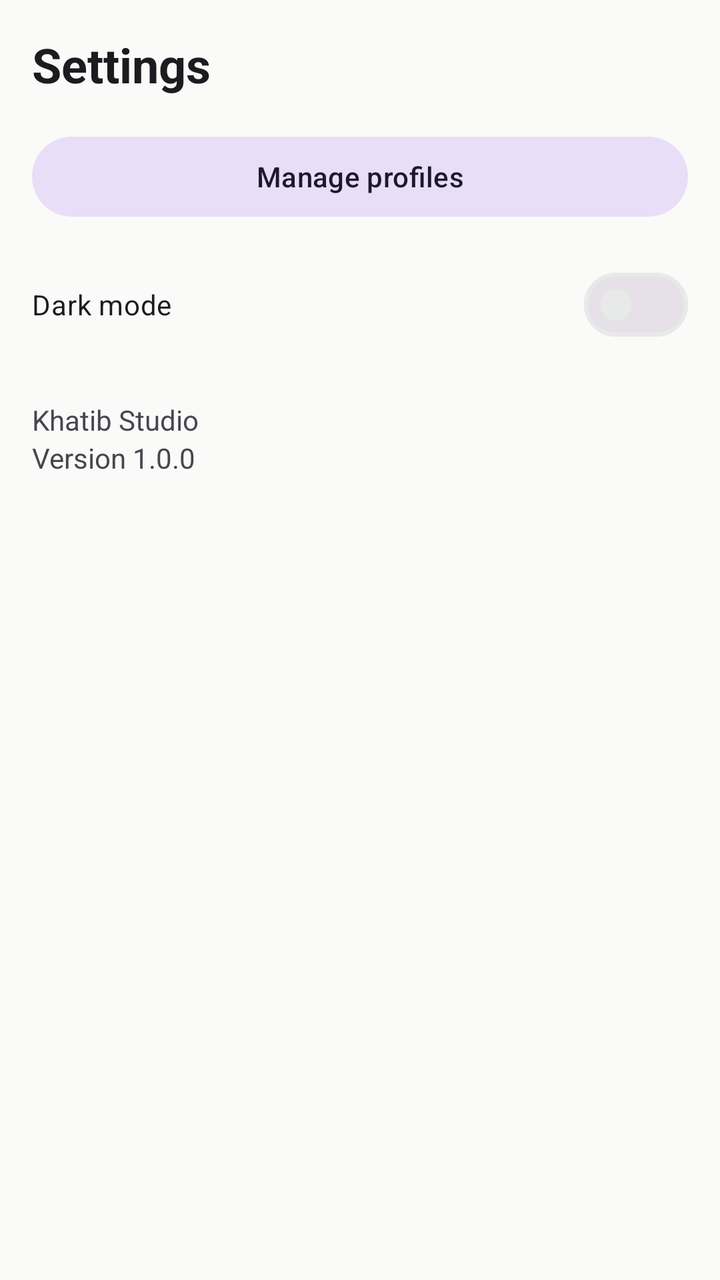
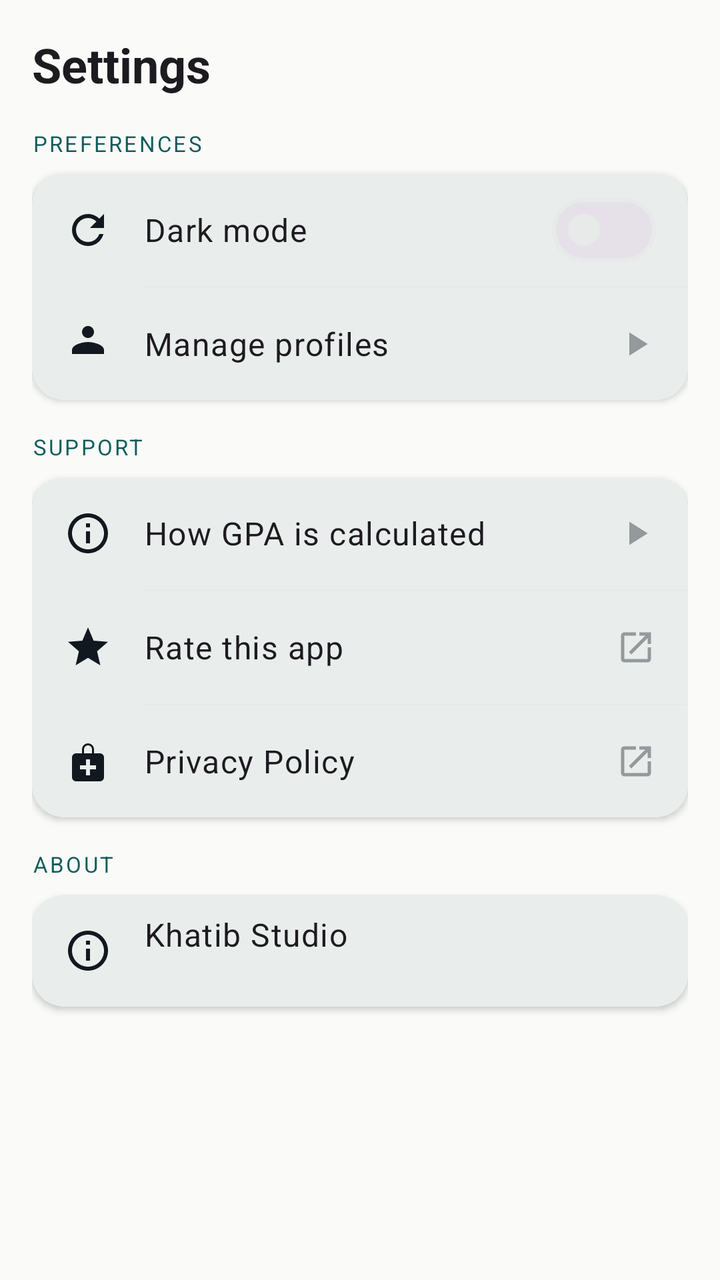

Compare the two renders of this Android layout. The source of the first and the diff that turns it into the second are given below.
<!-- AndroidManifest.xml: application theme Theme.GpaCalc -->
<!-- res/layout/fragment_settings.xml -->
<?xml version="1.0" encoding="utf-8"?>
<LinearLayout xmlns:android="http://schemas.android.com/apk/res/android"
    android:layout_width="match_parent"
    android:layout_height="match_parent"
    android:orientation="vertical"
    android:padding="16dp">

    <TextView
        android:layout_width="wrap_content"
        android:layout_height="wrap_content"
        android:text="@string/settings"
        android:textAppearance="?attr/textAppearanceHeadlineSmall"
        android:textStyle="bold" />

    <com.google.android.material.button.MaterialButton
        android:id="@+id/btn_manage_profiles"
        style="@style/Widget.Material3.Button.TonalButton"
        android:layout_width="match_parent"
        android:layout_height="wrap_content"
        android:layout_marginTop="16dp"
        android:text="@string/manage_profiles" />

    <com.google.android.material.materialswitch.MaterialSwitch
        android:id="@+id/switch_dark_mode"
        android:layout_width="match_parent"
        android:layout_height="wrap_content"
        android:layout_marginTop="16dp"
        android:text="@string/dark_mode" />

    <TextView
        android:layout_width="wrap_content"
        android:layout_height="wrap_content"
        android:layout_marginTop="24dp"
        android:text="@string/developer" />

    <TextView
        android:layout_width="wrap_content"
        android:layout_height="wrap_content"
        android:text="@string/version" />
</LinearLayout>
<!-- resources referenced by this layout -->
<resources>
  <string name="version">Version 1.0.0</string>
  <style name="Theme.GpaCalc" parent="Theme.Material3.Light.NoActionBar">
          
          <item name="colorPrimary">@color/deep_teal</item>
          <item name="colorOnPrimary">#FFFFFF</item>
          <item name="colorSecondary">@color/sun_gold</item>
          <item name="colorTertiary">@color/signal_green</item>
          
          
          <item name="android:windowBackground">@color/paper</item>
          <item name="colorSurface">@color/paper</item>
          <item name="colorOnSurface">@color/ink</item>
          <item name="colorSurfaceVariant">@color/mist</item>
          <item name="colorOnSurfaceVariant">@color/ink</item>
          
          
          <item name="colorOutline">@color/mist</item>
          <item name="colorOutlineVariant">@color/mist</item>
          
          
          <item name="android:statusBarColor">@color/deep_teal</item>
          <item name="android:navigationBarColor">@color/paper</item>
          
          
          <item name="colorError">@color/signal_red</item>
      </style>
  <!-- unchanged entries left out for length: 11 -->
</resources>

<!-- the commit's change to res/layout/fragment_settings.xml (unified diff, before → after) -->
@@ -1,40 +1,335 @@
 <?xml version="1.0" encoding="utf-8"?>
-<LinearLayout xmlns:android="http://schemas.android.com/apk/res/android"
+<ScrollView xmlns:android="http://schemas.android.com/apk/res/android"
+    xmlns:app="http://schemas.android.com/apk/res-auto"
     android:layout_width="match_parent"
     android:layout_height="match_parent"
-    android:orientation="vertical"
-    android:padding="16dp">
-
-    <TextView
-        android:layout_width="wrap_content"
-        android:layout_height="wrap_content"
-        android:text="@string/settings"
-        android:textAppearance="?attr/textAppearanceHeadlineSmall"
-        android:textStyle="bold" />
-
-    <com.google.android.material.button.MaterialButton
-        android:id="@+id/btn_manage_profiles"
-        style="@style/Widget.Material3.Button.TonalButton"
+    android:background="?attr/colorSurface">
+
+    <LinearLayout
         android:layout_width="match_parent"
         android:layout_height="wrap_content"
-        android:layout_marginTop="16dp"
-        android:text="@string/manage_profiles" />
-
-    <com.google.android.material.materialswitch.MaterialSwitch
-        android:id="@+id/switch_dark_mode"
-        android:layout_width="match_parent"
-        android:layout_height="wrap_content"
-        android:layout_marginTop="16dp"
-        android:text="@string/dark_mode" />
-
-    <TextView
-        android:layout_width="wrap_content"
-        android:layout_height="wrap_content"
-        android:layout_marginTop="24dp"
-        android:text="@string/developer" />
-
-    <TextView
-        android:layout_width="wrap_content"
-        android:layout_height="wrap_content"
-        android:text="@string/version" />
-</LinearLayout>
+        android:orientation="vertical"
+        android:padding="16dp">
+
+        
+        <TextView
+            android:layout_width="wrap_content"
+            android:layout_height="wrap_content"
+            android:text="@string/settings"
+            android:textAppearance="?attr/textAppearanceHeadlineSmall"
+            android:textStyle="bold"
+            android:layout_marginBottom="16dp" />
+
+        
+        <TextView
+            android:layout_width="wrap_content"
+            android:layout_height="wrap_content"
+            android:text="@string/settings_section_preferences"
+            android:textAppearance="?attr/textAppearanceLabelSmall"
+            android:textColor="?attr/colorPrimary"
+            android:textAllCaps="true"
+            android:letterSpacing="0.1"
+            android:layout_marginBottom="8dp" />
+
+        <com.google.android.material.card.MaterialCardView
+            style="@style/Widget.GpaCalc.Card"
+            android:layout_width="match_parent"
+            android:layout_height="wrap_content"
+            android:layout_marginBottom="16dp"
+            app:contentPadding="0dp">
+
+            <LinearLayout
+                android:layout_width="match_parent"
+                android:layout_height="wrap_content"
+                android:orientation="vertical">
+
+                
+                <LinearLayout
+                    android:id="@+id/row_dark_mode"
+                    android:layout_width="match_parent"
+                    android:layout_height="56dp"
+                    android:orientation="horizontal"
+                    android:gravity="center_vertical"
+                    android:paddingStart="16dp"
+                    android:paddingEnd="16dp">
+
+                    <ImageView
+                        android:layout_width="24dp"
+                        android:layout_height="24dp"
+                        android:src="@drawable/ic_dark_mode"
+                        android:contentDescription="@null" />
+
+                    <TextView
+                        android:layout_width="0dp"
+                        android:layout_height="wrap_content"
+                        android:layout_weight="1"
+                        android:layout_marginStart="16dp"
+                        android:text="@string/dark_mode"
+                        android:textAppearance="?attr/textAppearanceBodyLarge" />
+
+                    <com.google.android.material.materialswitch.MaterialSwitch
+                        android:id="@+id/switch_dark_mode"
+                        android:layout_width="wrap_content"
+                        android:layout_height="wrap_content" />
+                </LinearLayout>
+
+                <View
+                    android:layout_width="match_parent"
+                    android:layout_height="1dp"
+                    android:background="?attr/colorOutlineVariant"
+                    android:layout_marginStart="56dp" />
+
+                
+                <LinearLayout
+                    android:id="@+id/row_profiles"
+                    android:layout_width="match_parent"
+                    android:layout_height="56dp"
+                    android:orientation="horizontal"
+                    android:gravity="center_vertical"
+                    android:paddingStart="16dp"
+                    android:paddingEnd="16dp"
+                    android:clickable="true"
+                    android:focusable="true"
+                    android:background="?attr/selectableItemBackground">
+
+                    <ImageView
+                        android:layout_width="24dp"
+                        android:layout_height="24dp"
+                        android:src="@drawable/ic_person"
+                        android:contentDescription="@null" />
+
+                    <TextView
+                        android:layout_width="0dp"
+                        android:layout_height="wrap_content"
+                        android:layout_weight="1"
+                        android:layout_marginStart="16dp"
+                        android:text="@string/manage_profiles"
+                        android:textAppearance="?attr/textAppearanceBodyLarge" />
+
+                    <ImageView
+                        android:layout_width="20dp"
+                        android:layout_height="20dp"
+                        android:src="@drawable/ic_chevron_right"
+                        android:contentDescription="@null"
+                        android:alpha="0.4" />
+                </LinearLayout>
+            </LinearLayout>
+        </com.google.android.material.card.MaterialCardView>
+
+        
+        <TextView
+            android:layout_width="wrap_content"
+            android:layout_height="wrap_content"
+            android:text="@string/settings_section_support"
+            android:textAppearance="?attr/textAppearanceLabelSmall"
+            android:textColor="?attr/colorPrimary"
+            android:textAllCaps="true"
+            android:letterSpacing="0.1"
+            android:layout_marginBottom="8dp" />
+
+        <com.google.android.material.card.MaterialCardView
+            style="@style/Widget.GpaCalc.Card"
+            android:layout_width="match_parent"
+            android:layout_height="wrap_content"
+            android:layout_marginBottom="16dp"
+            app:contentPadding="0dp">
+
+            <LinearLayout
+                android:layout_width="match_parent"
+                android:layout_height="wrap_content"
+                android:orientation="vertical">
+
+                
+                <LinearLayout
+                    android:id="@+id/row_help_gpa"
+                    android:layout_width="match_parent"
+                    android:layout_height="56dp"
+                    android:orientation="horizontal"
+                    android:gravity="center_vertical"
+                    android:paddingStart="16dp"
+                    android:paddingEnd="16dp"
+                    android:clickable="true"
+                    android:focusable="true"
+                    android:background="?attr/selectableItemBackground">
+
+                    <ImageView
+                        android:layout_width="24dp"
+                        android:layout_height="24dp"
+                        android:src="@drawable/ic_help"
+                        android:contentDescription="@null" />
+
+                    <TextView
+                        android:layout_width="0dp"
+                        android:layout_height="wrap_content"
+                        android:layout_weight="1"
+                        android:layout_marginStart="16dp"
+                        android:text="@string/settings_how_gpa_works"
+                        android:textAppearance="?attr/textAppearanceBodyLarge" />
+
+                    <ImageView
+                        android:layout_width="20dp"
+                        android:layout_height="20dp"
+                        android:src="@drawable/ic_chevron_right"
+                        android:contentDescription="@null"
+                        android:alpha="0.4" />
+                </LinearLayout>
+
+                <View
+                    android:layout_width="match_parent"
+                    android:layout_height="1dp"
+                    android:background="?attr/colorOutlineVariant"
+                    android:layout_marginStart="56dp" />
+
+                
+                <LinearLayout
+                    android:id="@+id/row_rate_app"
+                    android:layout_width="match_parent"
+                    android:layout_height="56dp"
+                    android:orientation="horizontal"
+                    android:gravity="center_vertical"
+                    android:paddingStart="16dp"
+                    android:paddingEnd="16dp"
+                    android:clickable="true"
+                    android:focusable="true"
+                    android:background="?attr/selectableItemBackground">
+
+                    <ImageView
+                        android:layout_width="24dp"
+                        android:layout_height="24dp"
+                        android:src="@drawable/ic_star"
+                        android:contentDescription="@null" />
+
+                    <TextView
+                        android:layout_width="0dp"
+                        android:layout_height="wrap_content"
+                        android:layout_weight="1"
+                        android:layout_marginStart="16dp"
+                        android:text="@string/settings_rate_app"
+                        android:textAppearance="?attr/textAppearanceBodyLarge" />
+
+                    <ImageView
+                        android:layout_width="20dp"
+                        android:layout_height="20dp"
+                        android:src="@drawable/ic_open_in_new"
+                        android:contentDescription="@null"
+                        android:alpha="0.4" />
+                </LinearLayout>
+
+                <View
+                    android:layout_width="match_parent"
+                    android:layout_height="1dp"
+                    android:background="?attr/colorOutlineVariant"
+                    android:layout_marginStart="56dp" />
+
+                
+                <LinearLayout
+                    android:id="@+id/row_privacy"
+                    android:layout_width="match_parent"
+                    android:layout_height="56dp"
+                    android:orientation="horizontal"
+                    android:gravity="center_vertical"
+                    android:paddingStart="16dp"
+                    android:paddingEnd="16dp"
+                    android:clickable="true"
+                    android:focusable="true"
+                    android:background="?attr/selectableItemBackground">
+
+                    <ImageView
+                        android:layout_width="24dp"
+                        android:layout_height="24dp"
+                        android:src="@drawable/ic_privacy"
+                        android:contentDescription="@null" />
+
+                    <TextView
+                        android:layout_width="0dp"
+                        android:layout_height="wrap_content"
+                        android:layout_weight="1"
+                        android:layout_marginStart="16dp"
+                        android:text="@string/settings_privacy_policy"
+                        android:textAppearance="?attr/textAppearanceBodyLarge" />
+
+                    <ImageView
+                        android:layout_width="20dp"
+                        android:layout_height="20dp"
+                        android:src="@drawable/ic_open_in_new"
+                        android:contentDescription="@null"
+                        android:alpha="0.4" />
+                </LinearLayout>
+            </LinearLayout>
+        </com.google.android.material.card.MaterialCardView>
+
+        
+        <TextView
+            android:layout_width="wrap_content"
+            android:layout_height="wrap_content"
+            android:text="@string/settings_section_about"
+            android:textAppearance="?attr/textAppearanceLabelSmall"
+            android:textColor="?attr/colorPrimary"
+            android:textAllCaps="true"
+            android:letterSpacing="0.1"
+            android:layout_marginBottom="8dp" />
+
+        <com.google.android.material.card.MaterialCardView
+            style="@style/Widget.GpaCalc.Card"
+            android:layout_width="match_parent"
+            android:layout_height="wrap_content"
+            android:layout_marginBottom="16dp"
+            app:contentPadding="0dp">
+
+            <LinearLayout
+                android:layout_width="match_parent"
+                android:layout_height="wrap_content"
+                android:orientation="vertical">
+
+                <LinearLayout
+                    android:layout_width="match_parent"
+                    android:layout_height="56dp"
+                    android:orientation="horizontal"
+                    android:gravity="center_vertical"
+                    android:paddingStart="16dp"
+                    android:paddingEnd="16dp">
+
+                    <ImageView
+                        android:layout_width="24dp"
+                        android:layout_height="24dp"
+                        android:src="@drawable/ic_info"
+                        android:contentDescription="@null" />
+
+                    <LinearLayout
+                        android:layout_width="0dp"
+                        android:layout_height="wrap_content"
+                        android:layout_weight="1"
+                        android:layout_marginStart="16dp"
+                        android:orientation="vertical">
+
+                        <TextView
+                            android:layout_width="wrap_content"
+                            android:layout_height="wrap_content"
+                            android:text="@string/developer"
+                            android:textAppearance="?attr/textAppearanceBodyLarge" />
+
+                        <TextView
+                            android:id="@+id/tv_version"
+                            android:layout_width="wrap_content"
+                            android:layout_height="wrap_content"
+                            android:textAppearance="?attr/textAppearanceBodySmall"
+                            android:textColor="?attr/colorOnSurfaceVariant" />
+                    </LinearLayout>
+                </LinearLayout>
+            </LinearLayout>
+        </com.google.android.material.card.MaterialCardView>
+
+        
+        <View
+            android:layout_width="match_parent"
+            android:layout_height="16dp" />
+
+        
+        <FrameLayout
+            android:id="@+id/ad_banner_settings"
+            android:layout_width="match_parent"
+            android:layout_height="wrap_content"
+            android:visibility="gone" />
+
+    </LinearLayout>
+</ScrollView>
<!-- resource entries referenced after the edit -->
@@ -1,7 +1,98 @@
 <!-- resources referenced by this layout -->
 <resources>
-  <string name="version">Version 1.0.0</string>
-  <style name="Theme.GpaCalc" parent="Theme.Material3.Light.NoActionBar">
+  <!-- drawable ic_chevron_right (drawable) -->
+  <vector xmlns:android="http://schemas.android.com/apk/res/android"
+      android:width="24dp" android:height="24dp"
+      android:viewportWidth="24" android:viewportHeight="24"
+      android:tint="?attr/colorOnSurface">
+      <path android:fillColor="?attr/colorOnSurface"
+          android:pathData="M8,5V19L19,12Z"/>
+  </vector>
+  <!-- drawable ic_dark_mode (drawable) -->
+  <vector xmlns:android="http://schemas.android.com/apk/res/android"
+      android:width="24dp" android:height="24dp"
+      android:viewportWidth="24" android:viewportHeight="24"
+      android:tint="?attr/colorOnSurface">
+      <path android:fillColor="?attr/colorOnSurface"
+          android:pathData="M17.65,6.35C16.2,4.9 14.21,4 12,4A8,8 0 0,0 4,12A8,8 0 0,0 12,20C15.73,20 18.84,17.45 19.73,14H17.65C16.83,16.33 14.61,18 12,18A6,6 0 0,1 6,12A6,6 0 0,1 12,6C13.66,6 15.14,6.69 16.22,7.78L13,11H20V4L17.65,6.35Z"/>
+  </vector>
+  <!-- drawable ic_help (drawable) -->
+  <?xml version="1.0" encoding="utf-8"?>
+  <vector xmlns:android="http://schemas.android.com/apk/res/android"
+      android:width="24dp"
+      android:height="24dp"
+      android:viewportWidth="24"
+      android:viewportHeight="24"
+      android:tint="?attr/colorOnSurface">
+      <path
+          android:fillColor="#FF000000"
+          android:pathData="M11,9H13V7H11M12,20C7.59,20 4,16.41 4,12C4,7.59 7.59,4 12,4C16.41,4 20,7.59 20,12C20,16.41 16.41,20 12,20M12,2A10,10 0 0,0 2,12A10,10 0 0,0 12,22A10,10 0 0,0 22,12A10,10 0 0,0 12,2M11,17H13V11H11V17Z"/>
+  </vector>
+  <!-- drawable ic_info (drawable) -->
+  <?xml version="1.0" encoding="utf-8"?>
+  <vector xmlns:android="http://schemas.android.com/apk/res/android"
+      android:width="24dp"
+      android:height="24dp"
+      android:viewportWidth="24"
+      android:viewportHeight="24"
+      android:tint="?attr/colorOnSurface">
+      <path
+          android:fillColor="#FF000000"
+          android:pathData="M11.99,2C6.47,2 2,6.48 2,12C2,17.52 6.47,22 11.99,22C17.52,22 22,17.52 22,12C22,6.48 17.52,2 11.99,2ZM12,20C7.58,20 4,16.42 4,12C4,7.58 7.58,4 12,4C16.42,4 20,7.58 20,12C20,16.42 16.42,20 12,20ZM11,7H13V9H11ZM11,11H13V17H11Z"/>
+  </vector>
+  <!-- drawable ic_open_in_new (drawable) -->
+  <vector xmlns:android="http://schemas.android.com/apk/res/android"
+      android:width="24dp" android:height="24dp"
+      android:viewportWidth="24" android:viewportHeight="24"
+      android:tint="?attr/colorOnSurface">
+      <path android:fillColor="?attr/colorOnSurface"
+          android:pathData="M19,19H5V5H12V3H5C3.89,3 3,3.9 3,5V19C3,20.1 3.89,21 5,21H19C20.1,21 21,20.1 21,19V12H19M14,3V5H17.59L7.76,14.83L9.17,16.24L19,6.41V10H21V3H14Z"/>
+  </vector>
+  <!-- drawable ic_person (drawable) -->
+  <?xml version="1.0" encoding="utf-8"?>
+  <vector xmlns:android="http://schemas.android.com/apk/res/android"
+      android:width="24dp"
+      android:height="24dp"
+      android:viewportWidth="24"
+      android:viewportHeight="24"
+      android:tint="?attr/colorOnSurface">
+      <path
+          android:fillColor="#FF000000"
+          android:pathData="M12,3C10.343,3 9,4.343 9,6C9,7.657 10.343,9 12,9C13.657,9 15,7.657 15,6C15,4.343 13.657,3 12,3ZM12,11C9.33,11 4,12.34 4,15V17H20V15C20,12.34 14.67,11 12,11Z"/>
+  </vector>
+  <!-- drawable ic_privacy (drawable) -->
+  <vector xmlns:android="http://schemas.android.com/apk/res/android"
+      android:width="24dp" android:height="24dp"
+      android:viewportWidth="24" android:viewportHeight="24"
+      android:tint="?attr/colorOnSurface">
+      <path android:fillColor="?attr/colorOnSurface"
+          android:pathData="M18,8H15V6A3,3 0 0,0 12,3A3,3 0 0,0 9,6V8H6A2,2 0 0,0 4,10V20A2,2 0 0,0 6,22H18A2,2 0 0,0 20,20V10A2,2 0 0,0 18,8M10,6A2,2 0 0,1 12,4A2,2 0 0,1 14,6V8H10V6M16,16H13V19H11V16H8V14H11V11H13V14H16V16Z"/>
+  </vector>
+  <!-- drawable ic_star (drawable) -->
+  <?xml version="1.0" encoding="utf-8"?>
+  <vector xmlns:android="http://schemas.android.com/apk/res/android"
+      android:width="24dp"
+      android:height="24dp"
+      android:viewportWidth="24"
+      android:viewportHeight="24"
+      android:tint="?attr/colorOnSurface">
+      <path
+          android:fillColor="#FF000000"
+          android:pathData="M12,17.27L18.18,21L16.54,13.97L22,9.24L14.81,8.63L12,2L9.19,8.63L2,9.24L7.46,13.97L5.82,21L12,17.27Z"/>
+  </vector>
+  <string name="settings_how_gpa_works">How GPA is calculated</string>
+  <string name="settings_privacy_policy">Privacy Policy</string>
+  <string name="settings_rate_app">Rate this app</string>
+  <string name="settings_section_about">About</string>
+  <string name="settings_section_preferences">Preferences</string>
+  <string name="settings_section_support">Support</string>
+  <style name="Widget.GpaCalc.Card" parent="Widget.Material3.CardView.Elevated">
+          <item name="cardCornerRadius">16dp</item>
+          <item name="cardElevation">2dp</item>
+          <item name="contentPadding">16dp</item>
+          <item name="cardBackgroundColor">@color/paper</item>
+      </style>
+  <style name="Theme.GpaCalc" parent="Theme.Material3.DayNight.NoActionBar">
           
           <item name="colorPrimary">@color/deep_teal</item>
           <item name="colorOnPrimary">#FFFFFF</item>
@@ -25,6 +116,10 @@
           
           
           <item name="colorError">@color/signal_red</item>
+          
+          <item name="android:fontFamily">sans-serif</item>
+          
+          <item name="materialCardViewStyle">@style/Widget.GpaCalc.Card</item>
       </style>
   <!-- unchanged entries left out for length: 11 -->
 </resources>
